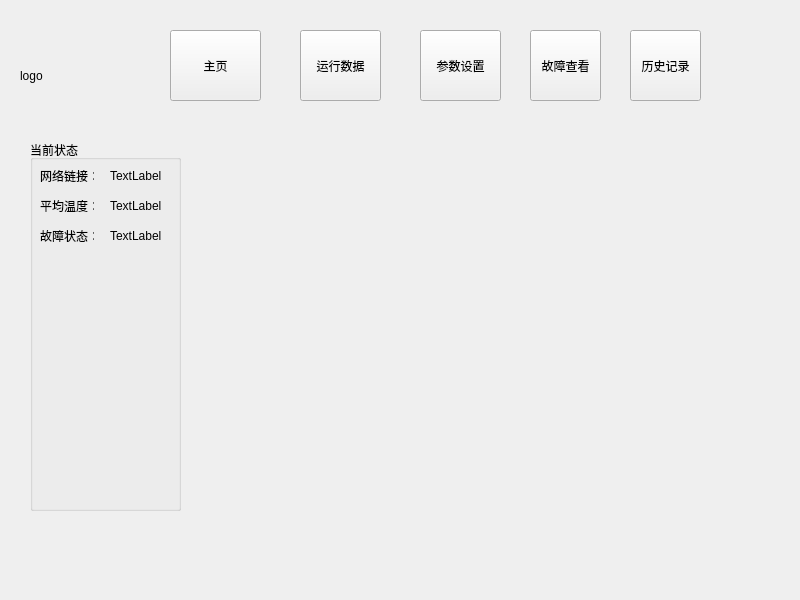
This is cheaterclient.ui in samier958/heaterClient as Qt 5 draws it before an edit. The edited form follows.
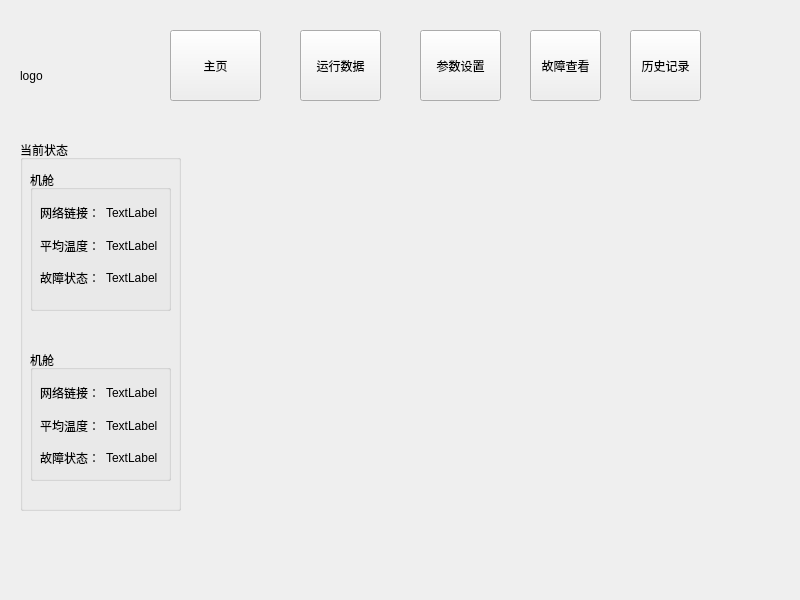
This is the edited form.

Commit message: Add a heater group in the preview form.

Patch:
```diff
--- a/cheaterclient.ui
+++ b/cheaterclient.ui
@@ -41,92 +41,172 @@
   <widget class="QGroupBox" name="groupBox">
    <property name="geometry">
     <rect>
-     <x>30</x>
+     <x>20</x>
      <y>140</y>
-     <width>151</width>
+     <width>161</width>
      <height>371</height>
     </rect>
    </property>
    <property name="title">
     <string>当前状态</string>
    </property>
-   <widget class="QLabel" name="label_2">
+   <widget class="QGroupBox" name="groupBox_2">
     <property name="geometry">
      <rect>
       <x>10</x>
-      <y>60</y>
-      <width>54</width>
-      <height>12</height>
-     </rect>
-    </property>
-    <property name="text">
-     <string>平均温度：</string>
-    </property>
-   </widget>
-   <widget class="QLabel" name="label_3">
-    <property name="geometry">
-     <rect>
-      <x>10</x>
       <y>30</y>
-      <width>54</width>
-      <height>12</height>
+      <width>141</width>
+      <height>141</height>
      </rect>
     </property>
-    <property name="text">
-     <string>网络链接：</string>
+    <property name="title">
+     <string>机舱</string>
     </property>
+    <widget class="QWidget" name="layoutWidget">
+     <property name="geometry">
+      <rect>
+       <x>10</x>
+       <y>30</y>
+       <width>124</width>
+       <height>91</height>
+      </rect>
+     </property>
+     <layout class="QVBoxLayout" name="verticalLayout">
+      <item>
+       <layout class="QHBoxLayout" name="horizontalLayout">
+        <item>
+         <widget class="QLabel" name="label_3">
+          <property name="text">
+           <string>网络链接：</string>
+          </property>
+         </widget>
+        </item>
+        <item>
+         <widget class="QLabel" name="networkStatus_0">
+          <property name="text">
+           <string>TextLabel</string>
+          </property>
+         </widget>
+        </item>
+       </layout>
+      </item>
+      <item>
+       <layout class="QHBoxLayout" name="horizontalLayout_2">
+        <item>
+         <widget class="QLabel" name="label_2">
+          <property name="text">
+           <string>平均温度：</string>
+          </property>
+         </widget>
+        </item>
+        <item>
+         <widget class="QLabel" name="averageTemperature_0">
+          <property name="text">
+           <string>TextLabel</string>
+          </property>
+         </widget>
+        </item>
+       </layout>
+      </item>
+      <item>
+       <layout class="QHBoxLayout" name="horizontalLayout_3">
+        <item>
+         <widget class="QLabel" name="label_4">
+          <property name="text">
+           <string>故障状态：</string>
+          </property>
+         </widget>
+        </item>
+        <item>
+         <widget class="QLabel" name="faultStatus_0">
+          <property name="text">
+           <string>TextLabel</string>
+          </property>
+         </widget>
+        </item>
+       </layout>
+      </item>
+     </layout>
+    </widget>
    </widget>
-   <widget class="QLabel" name="label_4">
+   <widget class="QGroupBox" name="groupBox_3">
     <property name="geometry">
      <rect>
       <x>10</x>
-      <y>90</y>
-      <width>54</width>
-      <height>12</height>
+      <y>210</y>
+      <width>141</width>
+      <height>131</height>
      </rect>
     </property>
-    <property name="text">
-     <string>故障状态：</string>
+    <property name="title">
+     <string>机舱</string>
     </property>
-   </widget>
-   <widget class="QLabel" name="networkStatus">
-    <property name="geometry">
-     <rect>
-      <x>80</x>
-      <y>30</y>
-      <width>54</width>
-      <height>12</height>
-     </rect>
-    </property>
-    <property name="text">
-     <string>TextLabel</string>
-    </property>
-   </widget>
-   <widget class="QLabel" name="averageTemperature">
-    <property name="geometry">
-     <rect>
-      <x>80</x>
-      <y>60</y>
-      <width>54</width>
-      <height>12</height>
-     </rect>
-    </property>
-    <property name="text">
-     <string>TextLabel</string>
-    </property>
-   </widget>
-   <widget class="QLabel" name="faultStatus">
-    <property name="geometry">
-     <rect>
-      <x>80</x>
-      <y>90</y>
-      <width>54</width>
-      <height>12</height>
-     </rect>
-    </property>
-    <property name="text">
-     <string>TextLabel</string>
-    </property>
+    <widget class="QWidget" name="layoutWidget_2">
+     <property name="geometry">
+      <rect>
+       <x>10</x>
+       <y>30</y>
+       <width>124</width>
+       <height>91</height>
+      </rect>
+     </property>
+     <layout class="QVBoxLayout" name="verticalLayout_3">
+      <item>
+       <layout class="QHBoxLayout" name="horizontalLayout_7">
+        <item>
+         <widget class="QLabel" name="label_8">
+          <property name="text">
+           <string>网络链接：</string>
+          </property>
+         </widget>
+        </item>
+        <item>
+         <widget class="QLabel" name="networkStatus_1">
+          <property name="text">
+           <string>TextLabel</string>
+          </property>
+         </widget>
+        </item>
+       </layout>
+      </item>
+      <item>
+       <layout class="QHBoxLayout" name="horizontalLayout_8">
+        <item>
+         <widget class="QLabel" name="label_9">
+          <property name="text">
+           <string>平均温度：</string>
+          </property>
+         </widget>
+        </item>
+        <item>
+         <widget class="QLabel" name="averageTemperature_1">
+          <property name="text">
+           <string>TextLabel</string>
+          </property>
+         </widget>
+        </item>
+       </layout>
+      </item>
+      <item>
+       <layout class="QHBoxLayout" name="horizontalLayout_9">
+        <item>
+         <widget class="QLabel" name="label_10">
+          <property name="text">
+           <string>故障状态：</string>
+          </property>
+         </widget>
+        </item>
+        <item>
+         <widget class="QLabel" name="faultStatus_1">
+          <property name="text">
+           <string>TextLabel</string>
+          </property>
+         </widget>
+        </item>
+       </layout>
+      </item>
+     </layout>
+    </widget>
    </widget>
   </widget>
   <widget class="QToolButton" name="toolButton">
```
The commit also changes 7 other files.
